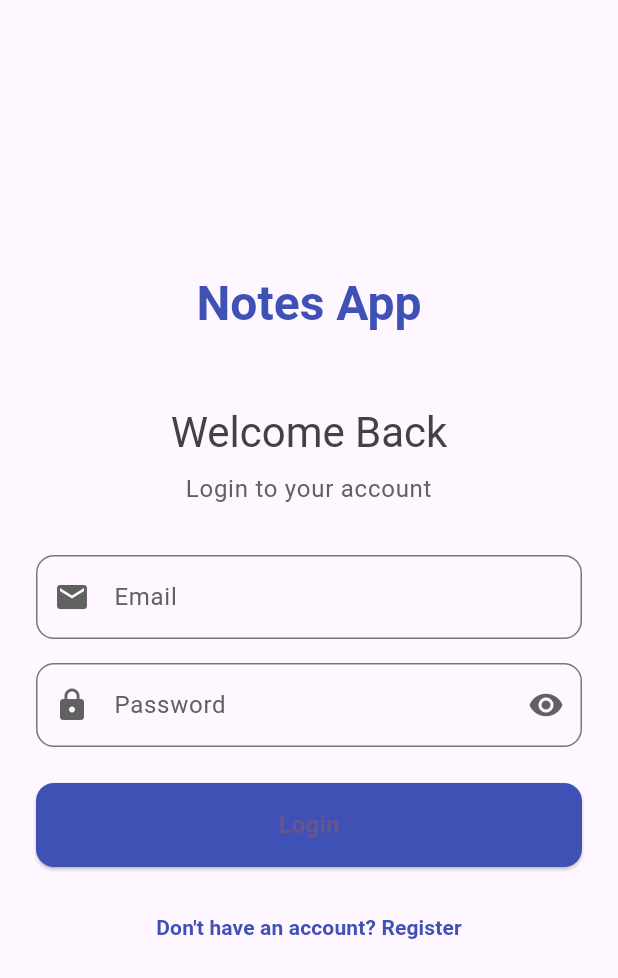
After one commit to ernesteNtezirizaza/notes_app, a Flutter app: the LoginScreen screen opened directly, on a phone screen of 412 x 824 dp. The commit adds this screen. Shown: the top 978 px of the screen. Run offline on Flutter 3.47's test engine with Material 3 defaults, Android fonts, the phone set to English and light mode, and no system bars; our stand-ins replace cloud_firestore, firebase_auth; accounts and stored records are empty.

Commit message:
feat: add the login screen for signing in the user.

```diff
--- /dev/null
+++ b/lib/screens/login_screen.dart
@@ -0,0 +1,225 @@
+import 'package:flutter/material.dart';
+import 'package:provider/provider.dart';
+import '../providers/auth_provider.dart';
+import '../utils/validators.dart';
+import 'register_screen.dart';
+
+/// A screen that allows users to login to their account.
+///
+/// This screen contains a form with email and password fields,
+/// validation, and authentication functionality.
+class LoginScreen extends StatefulWidget {
+  const LoginScreen({super.key});
+
+  @override
+  State<LoginScreen> createState() => _LoginScreenState();
+}
+
+class _LoginScreenState extends State<LoginScreen> {
+  // Form key for validation
+  final _formKey = GlobalKey<FormState>();
+
+  // Controllers for text fields
+  final _emailController = TextEditingController();
+  final _passwordController = TextEditingController();
+
+  // Toggle for password visibility
+  bool _obscurePassword = true;
+
+  @override
+  void dispose() {
+    // Clean up controllers when widget is disposed
+    _emailController.dispose();
+    _passwordController.dispose();
+    super.dispose();
+  }
+
+  /// Displays a snackbar with the given message.
+  ///
+  /// [message]: The text to display in the snackbar
+  /// [isError]: If true, displays the snackbar with error styling
+  void _showSnackBar(String message, {bool isError = false}) {
+    ScaffoldMessenger.of(context).showSnackBar(
+      SnackBar(
+        content: Text(message),
+        backgroundColor: isError ? Colors.deepOrange : Colors.teal,
+        duration: const Duration(seconds: 3),
+      ),
+    );
+  }
+
+  /// Attempts to login the user with provided credentials.
+  ///
+  /// Validates the form first, then communicates with AuthProvider
+  /// to authenticate the user.
+  Future<void> _signIn() async {
+    if (!_formKey.currentState!.validate()) return;
+
+    final authProvider = Provider.of<AuthProvider>(context, listen: false);
+    final email = _emailController.text.trim();
+    final password = _passwordController.text;
+
+    final success = await authProvider.signIn(email, password);
+
+    if (mounted) {
+      if (success) {
+        _showSnackBar('Logged in successfully!');
+      } else if (authProvider.errorMessage.isNotEmpty) {
+        _showSnackBar(authProvider.errorMessage, isError: true);
+      }
+    }
+  }
+
+  /// Navigates to the RegisterScreen.
+  void _navigateToSignUp() {
+    Navigator.of(context).push(
+      MaterialPageRoute(builder: (context) => const RegisterScreen())
+    );
+  }
+
+  @override
+  Widget build(BuildContext context) {
+    return Scaffold(
+      body: SafeArea(
+        child: Padding(
+          padding: const EdgeInsets.all(24.0),
+          child: Consumer<AuthProvider>(
+            builder: (context, authProvider, child) {
+              return Form(
+                key: _formKey,
+                child: Column(
+                  mainAxisAlignment: MainAxisAlignment.center,
+                  crossAxisAlignment: CrossAxisAlignment.stretch,
+                  children: [
+                    // App Title
+                    Text(
+                      'Notes App',
+                      style: Theme.of(context).textTheme.headlineLarge?.copyWith(
+                            fontWeight: FontWeight.bold,
+                            color: Colors.indigo,
+                          ),
+                      textAlign: TextAlign.center,
+                    ),
+                    const SizedBox(height: 48),
+
+                    // Welcome Back message
+                    Text(
+                      'Welcome Back',
+                      style: Theme.of(context).textTheme.headlineMedium?.copyWith(
+                        color: Colors.grey[800],
+                      ),
+                      textAlign: TextAlign.center,
+                    ),
+                    const SizedBox(height: 8),
+                    Text(
+                      'Login to your account',
+                      style: Theme.of(context).textTheme.bodyLarge?.copyWith(
+                        color: Colors.grey[700],
+                      ),
+                      textAlign: TextAlign.center,
+                    ),
+                    const SizedBox(height: 32),
+
+                    // Email input field
+                    TextFormField(
+                      controller: _emailController,
+                      keyboardType: TextInputType.emailAddress,
+                      validator: Validators.validateEmail,
+                      decoration: InputDecoration(
+                        labelText: 'Email',
+                        labelStyle: TextStyle(color: Colors.grey[700]),
+                        prefixIcon: Icon(Icons.email, color: Colors.grey[700]),
+                        border: OutlineInputBorder(
+                          borderRadius: BorderRadius.circular(12),
+                          borderSide: BorderSide(color: Colors.grey[600]!),
+                        ),
+                        focusedBorder: OutlineInputBorder(
+                          borderRadius: BorderRadius.circular(12),
+                          borderSide: BorderSide(color: Colors.indigo),
+                        ),
+                      ),
+                    ),
+                    const SizedBox(height: 16),
+
+                    // Password input field
+                    TextFormField(
+                      controller: _passwordController,
+                      obscureText: _obscurePassword,
+                      validator: Validators.validatePassword,
+                      decoration: InputDecoration(
+                        labelText: 'Password',
+                        labelStyle: TextStyle(color: Colors.grey[700]),
+                        prefixIcon: Icon(Icons.lock, color: Colors.grey[700]),
+                        suffixIcon: IconButton(
+                          icon: Icon(
+                            _obscurePassword
+                                ? Icons.visibility
+                                : Icons.visibility_off,
+                            color: Colors.grey[700],
+                          ),
+                          onPressed: () {
+                            setState(() {
+                              _obscurePassword = !_obscurePassword;
+                            });
+                          },
+                        ),
+                        border: OutlineInputBorder(
+                          borderRadius: BorderRadius.circular(12),
+                          borderSide: BorderSide(color: Colors.grey[600]!),
+                        ),
+                        focusedBorder: OutlineInputBorder(
+                          borderRadius: BorderRadius.circular(12),
+                          borderSide: BorderSide(color: Colors.indigo),
+                        ),
+                      ),
+                    ),
+                    const SizedBox(height: 24),
+
+                    // Login button
+                    SizedBox(
+                      height: 56,
+                      child: ElevatedButton(
+                        onPressed: authProvider.isLoading ? null : _signIn,
+                        style: ElevatedButton.styleFrom(
+                          backgroundColor: Colors.indigo,
+                          shape: RoundedRectangleBorder(
+                            borderRadius: BorderRadius.circular(12),
+                          ),
+                          padding: const EdgeInsets.symmetric(vertical: 16),
+                        ),
+                        child: authProvider.isLoading
+                            ? const CircularProgressIndicator(
+                                color: Colors.white,
+                              )
+                            : const Text(
+                                'Login',
+                                style: TextStyle(
+                                  fontSize: 16,
+                                  fontWeight: FontWeight.bold,
+                                ),
+                              ),
+                      ),
+                    ),
+                    const SizedBox(height: 16),
+
+                    // Sign Up navigation button
+                    TextButton(
+                      onPressed: authProvider.isLoading ? null : _navigateToSignUp,
+                      child: Text(
+                        'Don\'t have an account? Register',
+                        style: TextStyle(
+                          color: Colors.indigo,
+                          fontWeight: FontWeight.bold,
+                        ),
+                      ),
+                    ),
+                  ],
+                ),
+              );
+            },
+          ),
+        ),
+      ),
+    );
+  }
+}
--- a/lib/screens/notes_screen.dart
+++ b/lib/screens/notes_screen.dart
@@ -167,7 +167,7 @@ class _NotesScreenState extends State<NotesScreen> {
     return Card(
       margin: const EdgeInsets.symmetric(horizontal: 16, vertical: 8),
       elevation: 2,
-      color: Colors.blueGrey[50], // Light background color for cards
+      color: Colors.blueGrey[50],
       shape: RoundedRectangleBorder(borderRadius: BorderRadius.circular(12)),
       child: ListTile(
         contentPadding: const EdgeInsets.all(16),
@@ -260,7 +260,7 @@ class _NotesScreenState extends State<NotesScreen> {
       ),
       floatingActionButton: FloatingActionButton(
         onPressed: _showAddNoteDialog,
-        backgroundColor: Colors.blue[700], // Matching dark blue FAB
+        backgroundColor: Colors.blue[700],
         child: const Icon(Icons.add, color: Colors.white),
       ),
     );
```
